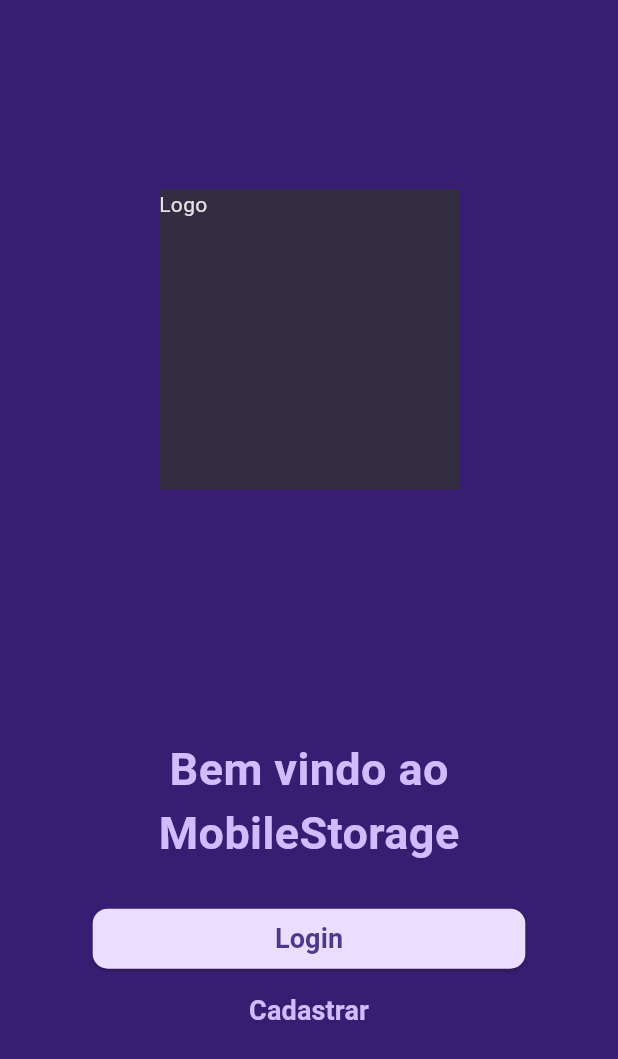
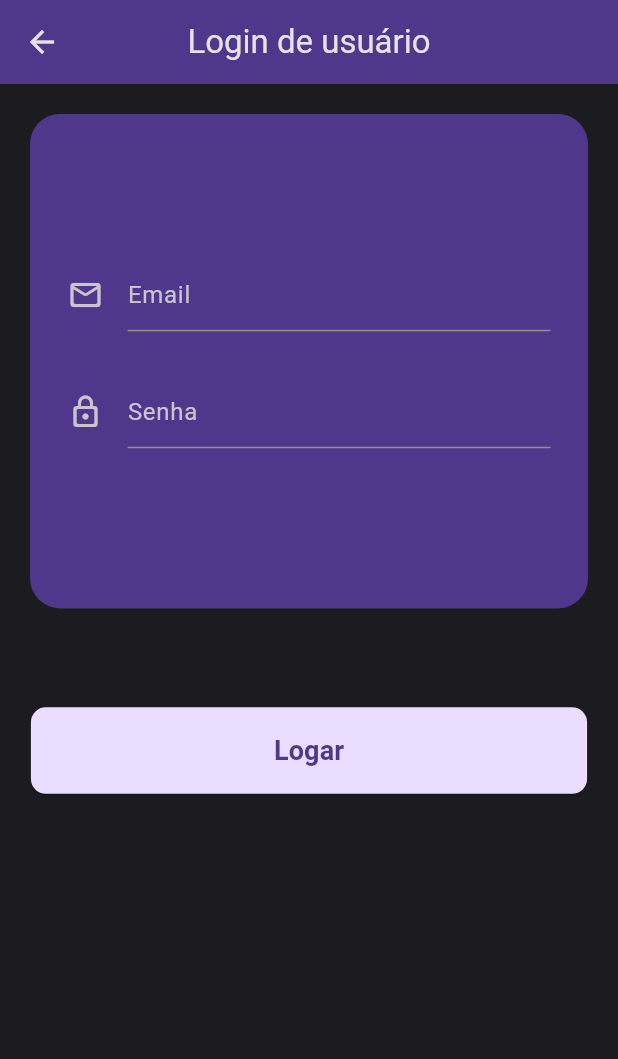
Before and after one commit to gC4d/mob-stock-app, a Flutter app: the SplashPage screen opened by its route, after a tap on "Login", on a phone screen of 412 x 824 dp. Shown: the top 1059 px of the screen. Run offline on Flutter 3.47's test engine with Material 2 defaults, Android fonts, the phone set to English and light mode, and no system bars; our stand-ins replace bloc, dio, equatable, flutter_bloc, hive_flutter, loading_animation_widget and 1 more; missing offline and left inert: match, path_provider_android, path_provider_ios, uno; accounts and stored records are empty.

Commit message:
Adding a user authentication

```diff
--- a/lib/src/app.dart
+++ b/lib/src/app.dart
@@ -1,7 +1,7 @@
 import 'package:flutter/material.dart';
 import 'package:mob_storage_app/src/core/aplication_binding/aplication_binding.dart';
 import 'package:mob_storage_app/src/core/ui/styles/themes.dart';
-import 'package:mob_storage_app/src/feature/signup/sign_up_page.dart';
+import 'package:mob_storage_app/src/feature/auth/auth_router.dart';
 import 'package:mob_storage_app/src/feature/splash/splash_page.dart';
 import 'feature/home/home_router.dart';
 import 'feature/signup/sign_up_router.dart';
@@ -26,7 +26,8 @@ class _AppState extends State<App> {
         routes: {
           '/': (context) => HomeRouter.page,
           '/splash': (context) => const SplashPage(),
-          '/signup': (context) => SignUpRouter.page
+          '/signup': (context) => SignUpRouter.page,
+          '/auth':(context) => AuthRouter.page
         },
       ),
     );
--- a/lib/src/core/repositories/user/user_repository.dart
+++ b/lib/src/core/repositories/user/user_repository.dart
@@ -6,9 +6,9 @@ abstract class UserRepository {
 
   Future<bool> checkforUserIsLogged();
 
-  Future<void> signUpUser(Map<String, dynamic> user);
+  Future<void> signUpUser(Map<String, dynamic> signUpUser);
 
-  Future<Map<String, dynamic>> authUser(Map<String, dynamic> user);
+  Future<void> authUser(Map<String, dynamic> authUserDto);
 
   Future<void> signOutUser();
 }
--- /dev/null
+++ b/lib/src/feature/auth/auth_controller.dart
@@ -0,0 +1,27 @@
+import 'package:bloc/bloc.dart';
+import 'package:mob_storage_app/src/feature/auth/dto/auth_dto.dart';
+
+import '../../core/repositories/user/user_repository.dart';
+import '../auth/auth_state.dart';
+
+class AuthController extends Cubit<AuthState> {
+  final UserRepository _userRepository;
+  late AuthDto authDto;
+  AuthController(
+    this._userRepository,
+  ) : super(const AuthState.initial());
+
+  Future<void> loginAction() async {
+    emit(state.copyWith(status: AuthStateStatus.loading));
+    try {
+      _userRepository.authUser(authDto.toMap());
+      emit(state.copyWith(status: AuthStateStatus.success));
+    } catch (e, s) {
+      emit(
+        state.copyWith(
+            status: AuthStateStatus.error,
+            errorMessage: "Erro ao tentar logar usuário"),
+      );
+    }
+  }
+}
--- /dev/null
+++ b/lib/src/feature/auth/auth_page.dart
@@ -0,0 +1,55 @@
+import 'package:flutter/material.dart';
+import 'package:mob_storage_app/src/core/ui/helpers/size_helper.dart';
+import 'package:mob_storage_app/src/feature/auth/auth_controller.dart';
+
+import '../../core/ui/base_state/base_state.dart';
+import '../../core/ui/widgets/primary_button.dart';
+import 'widgets/user_auth_form.dart';
+
+class AuthPage extends StatefulWidget {
+
+  const AuthPage({ Key? key }) : super(key: key);
+
+  @override
+  State<AuthPage> createState() => _AuthPageState();
+}
+
+class _AuthPageState extends BaseState<AuthPage, AuthController> {
+
+   @override
+   Widget build(BuildContext context) {
+       return Scaffold(
+           appBar: AppBar(title: const Text('Login de usuário'),),
+           body: SingleChildScrollView(
+            child: Padding(
+              padding: const EdgeInsets.fromLTRB(20, 20, 20, 20),
+              child: Column(
+                children: [
+                  Container(
+                    height: context.percentHeight(.4),
+                    padding: const EdgeInsets.fromLTRB(10, 30, 10, 40),
+                    decoration: BoxDecoration(
+                        color: Theme.of(context).colorScheme.primaryContainer,
+                        borderRadius: BorderRadius.circular(20)),
+                    child: const Center(child: UserAuthForm()),
+                  ),
+                  SizedBox(
+                    height: context.percentHeight(.08),
+                  ),
+                  SizedBox(
+                    width: context.percentWidth(.9),
+                    height: context.percentHeight(.07),
+                    child: PrimaryButton(
+                      label: "Logar",
+                      onPressed: () {
+                        controller.loginAction();
+                      },
+                    ),
+                  )
+                ],
+              ),
+            ),
+          ),
+       );
+  }
+}
--- /dev/null
+++ b/lib/src/feature/auth/auth_router.dart
@@ -0,0 +1,30 @@
+
+import 'package:flutter/material.dart';
+import 'package:mob_storage_app/src/feature/signup/sign_up_controller.dart';
+import 'package:mob_storage_app/src/feature/signup/sign_up_page.dart';
+import 'package:provider/provider.dart';
+
+import '../../core/repositories/user/user_repository.dart';
+import '../../core/repositories/user/user_repository_impl.dart';
+import 'auth_controller.dart';
+import 'auth_page.dart';
+
+class AuthRouter {
+  AuthRouter._();
+
+  static Widget get page => MultiProvider(
+        providers: [
+          Provider<UserRepository>(
+            create: (context) => UserRepositoryImpl(
+              client: context.read()
+            ),
+          ),
+          Provider(
+            create: (context) => AuthController(
+              context.read(),
+            ),
+          ),
+        ],
+        child: const AuthPage(),
+      );
+}
--- /dev/null
+++ b/lib/src/feature/auth/auth_state.dart
@@ -0,0 +1,38 @@
+import 'package:equatable/equatable.dart';
+import 'package:match/match.dart';
+
+part 'auth_state.g.dart';
+
+@match
+enum AuthStateStatus {
+  initial,
+  loading,
+  success,
+  error,
+}
+
+class AuthState extends Equatable {
+  final AuthStateStatus status;
+  final String? errorMessage;
+  const AuthState({
+    required this.status,
+    this.errorMessage,
+  });
+  @override
+  List<Object?> get props => [status, errorMessage];
+
+   const AuthState.initial()
+      : status = AuthStateStatus.initial,
+        errorMessage = null;
+
+
+  AuthState copyWith({
+    AuthStateStatus? status,
+    String? errorMessage,
+  }) {
+    return AuthState(
+      status: status ?? this.status,
+      errorMessage: errorMessage ?? this.errorMessage,
+    );
+  }
+}
--- /dev/null
+++ b/lib/src/feature/auth/dto/auth_dto.dart
@@ -0,0 +1,52 @@
+import 'dart:convert';
+class AuthDto {
+  String email;
+  String password;
+  AuthDto({
+    required this.email,
+    required this.password,
+  });
+
+  AuthDto copyWith({
+    String? email,
+    String? password,
+  }) {
+    return AuthDto(
+      email: email ?? this.email,
+      password: password ?? this.password,
+    );
+  }
+
+  Map<String, dynamic> toMap() {
+    return <String, dynamic>{
+      'email': email,
+      'password': password,
+    };
+  }
+
+  factory AuthDto.fromMap(Map<String, dynamic> map) {
+    return AuthDto(
+      email: (map["email"] ?? '') as String,
+      password: (map["password"] ?? '') as String,
+    );
+  }
+
+  String toJson() => json.encode(toMap());
+
+  factory AuthDto.fromJson(String source) => AuthDto.fromMap(json.decode(source) as Map<String, dynamic>);
+
+  @override
+  String toString() => 'AuthDto(email: $email, password: $password)';
+
+  @override
+  bool operator ==(covariant AuthDto other) {
+    if (identical(this, other)) return true;
+
+    return
+      other.email == email &&
+      other.password == password;
+  }
+
+  @override
+  int get hashCode => email.hashCode ^ password.hashCode;
+}
--- /dev/null
+++ b/lib/src/feature/auth/widgets/user_auth_form.dart
@@ -0,0 +1,51 @@
+import 'dart:developer';
+
+import 'package:flutter/material.dart';
+import 'package:mob_storage_app/src/core/ui/helpers/size_helper.dart';
+import 'package:mob_storage_app/src/feature/signup/sign_up_controller.dart';
+
+import '../../../core/ui/base_state/base_state.dart';
+import '../../../core/ui/widgets/custom_input_TextField.dart';
+import '../auth_controller.dart';
+
+class UserAuthForm extends StatefulWidget {
+
+  const UserAuthForm({ Key? key }): super(key: key);
+
+  @override
+  State<UserAuthForm> createState() => _UserAuthFormState();
+}
+
+class _UserAuthFormState extends BaseState<UserAuthForm, AuthController> {
+   @override
+   Widget build(BuildContext context) {
+       return SingleChildScrollView(
+         child: Column(
+              children: [
+                Padding(
+                  padding: const EdgeInsets.all(15.0),
+                  child: CustomInputTextfield(
+                    label: "Email",
+                    icon: const Icon(Icons.mail_outline_rounded),
+                    onChanged: (value) {
+                       controller.authDto = controller.authDto.copyWith(email: value);
+                       log("email: ${controller.authDto.email}");
+                    },
+                  ),
+                ),
+                Padding(
+                  padding: const EdgeInsets.all(15.0),
+                  child: CustomInputTextfield(
+                    label: "Senha",
+                    icon: const Icon(Icons.lock_outline_rounded),
+                    onChanged: (value) {
+                       controller.authDto = controller.authDto.copyWith(password: value);
+                       log("senha: ${controller.authDto.password}");
+                    },
+                  ),
+                ),
+              ],
+         ),
+       );
+  }
+}
--- a/lib/src/feature/home/home_controller.dart
+++ b/lib/src/feature/home/home_controller.dart
@@ -15,7 +15,8 @@ class HomeController extends Cubit<HomeState> {
   Future<void> checkUser() async {
     emit(state.copyWith(status: HomeStateStatus.loading));
     try {
-      bool isLogged = await _userRepository.checkforUserIsLogged();
+      //bool isLogged = await _userRepository.checkforUserIsLogged();
+      bool isLogged = true;
       if (isLogged) {
         emit(
           state.copyWith(
```
Also changed, not shown: lib/src/core/models/products_model.dart (added, +85 -0 lines), lib/src/core/models/storage_model.dart (added, +64 -0 lines), lib/src/core/repositories/storages/storage_repository.dart (added, +7 -0 lines), lib/src/core/repositories/user/user_repository_impl.dart (+11 -8 lines), lib/src/feature/home/home_page.dart (+12 -2 lines), lib/src/feature/auth/auth_state.g.dart (added), 8 other files.
